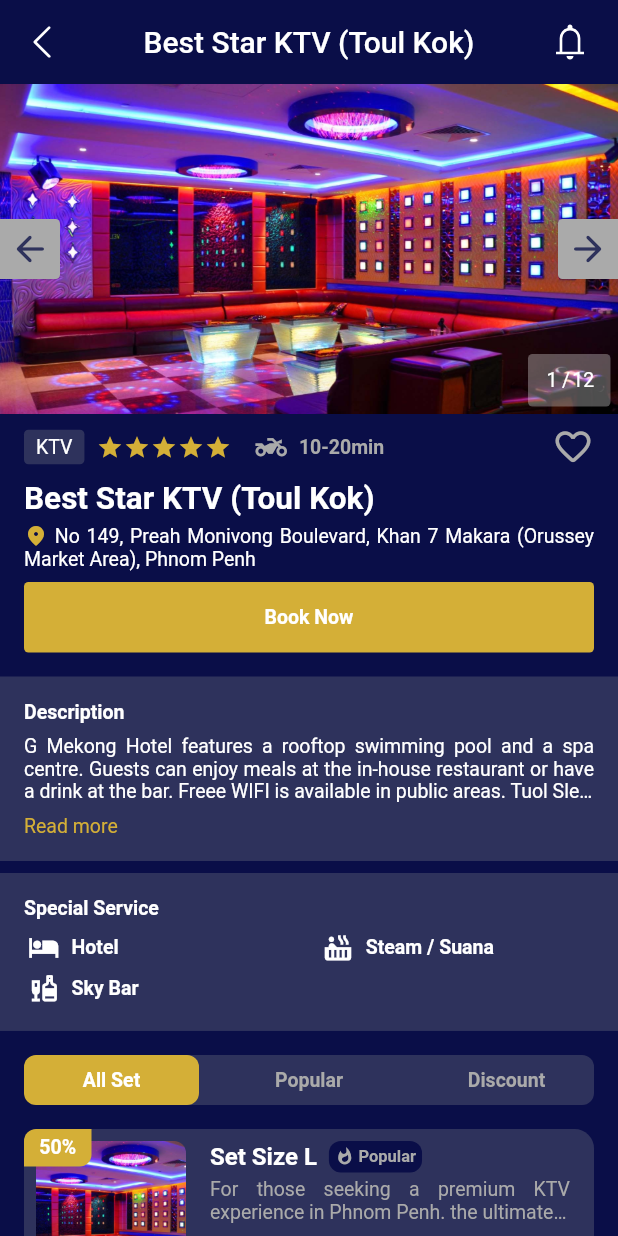
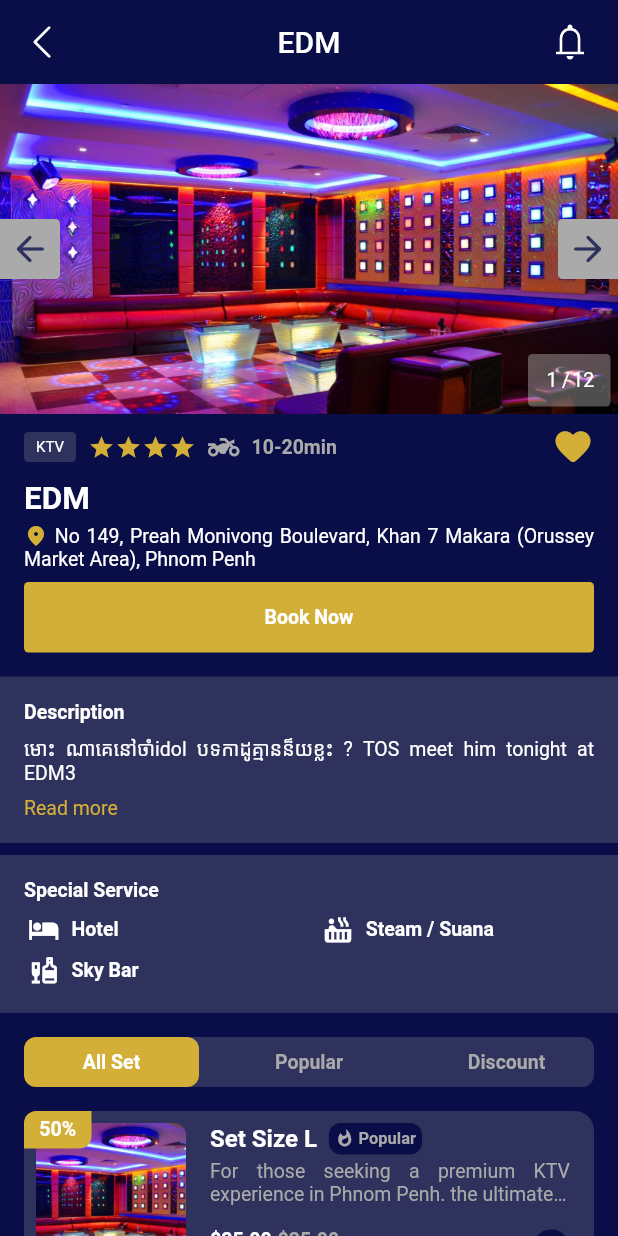
Before and after one commit to OeungChheanghok123/ktv_app, a Flutter app: what smallPost() shows on an empty page, opened directly, after a tap on "The Best Star KTV", on a phone screen of 412 x 824 dp. Run offline on Flutter 3.47's test engine with Material 2 defaults, Android fonts, the phone set to English and light mode, and no system bars; our stand-ins replace carousel_slider, flutter_rating_bar, flutter_svg, get, qr_flutter, skeletons; missing offline and left inert: flutter_share.

Commit message:
19-Feb-2023

```diff
--- a/lib/screens/detail/detail_screen.dart
+++ b/lib/screens/detail/detail_screen.dart
@@ -9,7 +9,8 @@
 import 'package:ktv_app/utility/widgets.dart';
 
 class DetailScreen extends StatelessWidget {
-  DetailScreen({Key? key}) : super(key: key);
+  final int index;
+  DetailScreen({Key? key, required this.index}) : super(key: key);
 
   final viewModel = Get.put(DetailScreenViewModel());
   final homeViewModel = Get.put(HomeViewModel());
@@ -122,25 +123,30 @@
             mainAxisAlignment: MainAxisAlignment.center,
             crossAxisAlignment: CrossAxisAlignment.center,
             children: [
-              Container(
+              Row(
+                children: List.generate(
+                    homeViewModel.popularList[index].postCategory.length, (i) {
+                  return Container(
                     padding: const EdgeInsets.symmetric(
                       horizontal: defaultPaddin / 2,
                       vertical: defaultPaddin / 4,
                     ),
+                    margin: const EdgeInsets.only(right: defaultPaddin / 2),
                     decoration: BoxDecoration(
                       color: secondColor,
                       borderRadius: BorderRadius.circular(3),
                     ),
                     child: Text(
-                  'KTV',
-                  style: AppTextStyle.title2,
+                      homeViewModel.popularList[index].postCategory[i].name,
+                      style: AppTextStyle.title2.copyWith(fontSize: 10),
                     ),
+                  );
+                }),
               ),
-              const SizedBox(width: defaultPaddin / 2),
               Row(
                 mainAxisAlignment: MainAxisAlignment.center,
                 children: List.generate(
-                  5,
+                  homeViewModel.popularList[index].rating.toInt(),
                   (index) => const Icon(
                     Icons.star,
                     color: primaryColor,
@@ -148,14 +154,13 @@
                   ),
                 ),
               ),
-              const SizedBox(width: defaultPaddin / 2),
               _iconAndText(Icons.two_wheeler, '10-20min'),
               const Spacer(),
               InkWell(
                 onTap: () {},
-                child: const Icon(
-                  Icons.favorite_border_rounded,
-                  color: secondGraydColor,
+                child: Icon(
+                  homeViewModel.popularList[index].isFavorite ? Icons.favorite_rounded : Icons.favorite_border_rounded,
+                  color: homeViewModel.popularList[index].isFavorite ? primaryColor : secondGraydColor,
                   size: 28,
                 ),
               ),
@@ -163,7 +168,7 @@
           ),
           const SizedBox(height: defaultPaddin / 2),
           Text(
-            'Best Star KTV (Toul Kok)',
+            homeViewModel.popularList[index].name,
             style: AppTextStyle.headline1,
           ),
           const SizedBox(height: defaultPaddin / 4),
@@ -179,8 +184,8 @@
                   ),
                 ),
                 TextSpan(
-                  text:
-                      ' No 149, Preah Monivong Boulevard, Khan 7 Makara (Orussey Market Area), Phnom Penh',
+                  //text: ' ',
+                  text: ' ${homeViewModel.popularList[index].address}',
                   style: AppTextStyle.body,
                 ),
               ],
@@ -222,7 +227,7 @@
           ),
           const SizedBox(height: defaultPaddin / 2),
           Text(
-            'G Mekong Hotel features a rooftop swimming pool and a spa centre. Guests can enjoy meals at the in-house restaurant or have a drink at the bar. Freee WIFI is available in public areas. Tuol Sleng Genocide Museum is about 5 minutes and king Palace...',
+            '${homeViewModel.popularList[index].description}',
             maxLines: 3,
             overflow: TextOverflow.ellipsis,
             textAlign: TextAlign.justify,
@@ -579,7 +584,7 @@
       backgroundColor: bgColor,
       appBar: AppBarWidget.simpleAppbarWidget(
         context,
-        'Best Star KTV (Toul Kok)',
+        homeViewModel.popularList[index].name,
       ),
       body: SizedBox(
         height: MediaQuery.of(context).size.height,
@@ -594,7 +599,7 @@
               imagePost(context),
               detailPost(context),
               buttonBooking(context),
-              description(context),
+              homeViewModel.popularList[index].description == null ? Container() : description(context),
               specialService(context),
               gridViewMenuBar(context),
               detailListView(context),
--- a/lib/screens/home/home_screen.dart
+++ b/lib/screens/home/home_screen.dart
@@ -180,7 +180,7 @@
                     Navigator.push(
                       context,
                       MaterialPageRoute(
-                        builder: (context) => DetailScreen(),
+                        builder: (context) => DetailScreen(index: index),
                       ),
                     );
                   },
--- a/lib/utility/widgets.dart
+++ b/lib/utility/widgets.dart
@@ -233,7 +233,7 @@
             onTap: () => Navigator.push(
               context,
               MaterialPageRoute(
-                builder: (context) => DetailScreen(),
+                builder: (context) => DetailScreen(index: 1),
               ),
             ),
             splashColor: primaryColor,
```
Also changed, not shown: lib/api/home_api.dart (+19 -6 lines). Lines whose indentation alone changed are shown as unchanged.
